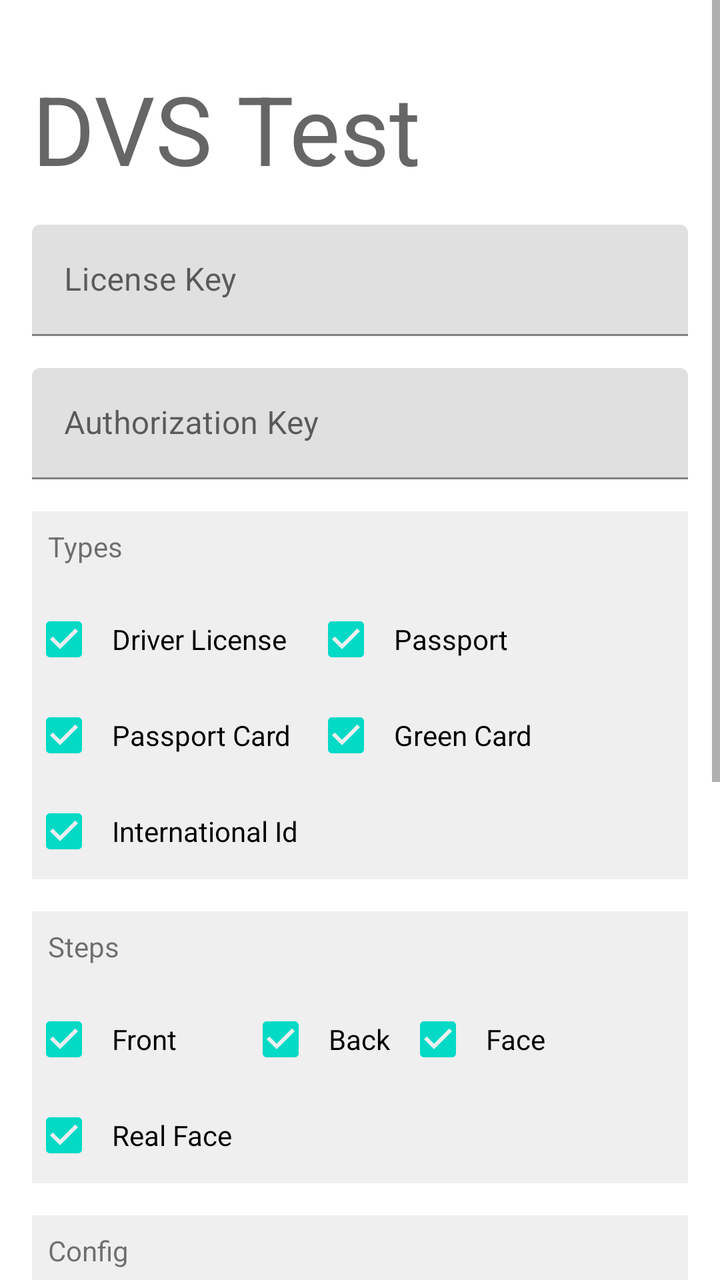
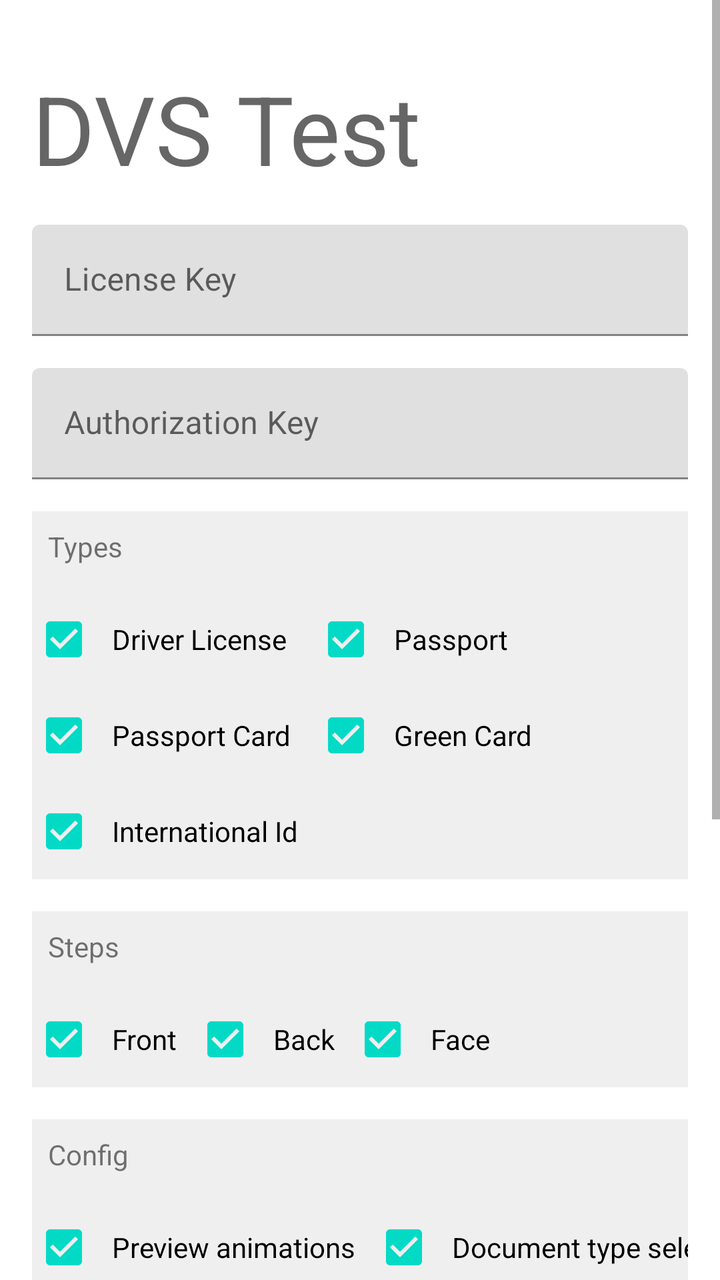

Compare the two renders of this Android layout. The source of the first and the diff that turns it into the second are given below.
<!-- AndroidManifest.xml: fallback theme Theme.MaterialComponents.DayNight.NoActionBar -->
<!-- res/layout/fragment_dvs_test.xml -->
<?xml version="1.0" encoding="utf-8"?>
<ScrollView xmlns:android="http://schemas.android.com/apk/res/android"
    xmlns:app="http://schemas.android.com/apk/res-auto"
    android:layout_width="match_parent"
    android:layout_height="match_parent">

    <androidx.constraintlayout.widget.ConstraintLayout
        android:layout_width="match_parent"
        android:layout_height="wrap_content"
        android:padding="16dp">

        <TextView
            android:id="@+id/title"
            android:layout_width="wrap_content"
            android:layout_height="wrap_content"
            android:layout_marginTop="16dp"
            android:text="DVS Test"
            android:textAppearance="?textAppearanceHeadline3"
            app:layout_constraintStart_toStartOf="parent"
            app:layout_constraintTop_toTopOf="parent" />

        <com.google.android.material.textfield.TextInputLayout
            android:id="@+id/il_license_key"
            android:layout_width="0dp"
            android:layout_height="wrap_content"
            android:layout_marginTop="16dp"
            android:hint="License Key"
            app:layout_constraintEnd_toEndOf="parent"
            app:layout_constraintStart_toStartOf="parent"
            app:layout_constraintTop_toBottomOf="@+id/title">

            <EditText
                android:id="@+id/et_license_key"
                android:layout_width="match_parent"
                android:layout_height="wrap_content"
                android:inputType="text" />
        </com.google.android.material.textfield.TextInputLayout>

        <com.google.android.material.textfield.TextInputLayout
            android:id="@+id/il_authorization"
            android:layout_width="0dp"
            android:layout_height="wrap_content"
            android:layout_marginTop="16dp"
            android:hint="Authorization Key"
            app:layout_constraintEnd_toEndOf="parent"
            app:layout_constraintStart_toStartOf="parent"
            app:layout_constraintTop_toBottomOf="@+id/il_license_key">

            <EditText
                android:id="@+id/et_authorization"
                android:layout_width="match_parent"
                android:layout_height="wrap_content"
                android:inputType="text" />
        </com.google.android.material.textfield.TextInputLayout>

        <GridLayout
            android:id="@+id/ly_types"
            android:layout_width="0dp"
            android:layout_height="wrap_content"
            android:layout_marginTop="16dp"
            android:background="#10000000"
            android:columnCount="2"
            android:paddingTop="40dp"
            android:rowCount="3"
            app:layout_constraintEnd_toEndOf="parent"
            app:layout_constraintStart_toStartOf="parent"
            app:layout_constraintTop_toBottomOf="@id/il_authorization">

            <CheckBox
                android:id="@+id/cb_driver_license"
                android:layout_width="wrap_content"
                android:layout_height="wrap_content"
                android:checked="true"
                android:padding="8dp"
                android:text="Driver License" />

            <CheckBox
                android:id="@+id/cb_passport"
                android:layout_width="wrap_content"
                android:layout_height="wrap_content"
                android:checked="true"
                android:padding="8dp"
                android:text="Passport" />

            <CheckBox
                android:id="@+id/cb_passport_card"
                android:layout_width="wrap_content"
                android:layout_height="wrap_content"
                android:checked="true"
                android:padding="8dp"
                android:text="Passport Card" />

            <CheckBox
                android:id="@+id/cb_green_card"
                android:layout_width="wrap_content"
                android:layout_height="wrap_content"
                android:checked="true"
                android:padding="8dp"
                android:text="Green Card" />

            <CheckBox
                android:id="@+id/cb_international_id"
                android:layout_width="wrap_content"
                android:layout_height="wrap_content"
                android:checked="true"
                android:padding="8dp"
                android:text="International Id" />
        </GridLayout>

        <TextView
            android:layout_width="wrap_content"
            android:layout_height="wrap_content"
            android:layout_marginStart="8dp"
            android:layout_marginTop="8dp"
            android:text="Types"
            app:layout_constraintStart_toStartOf="@id/ly_types"
            app:layout_constraintTop_toTopOf="@id/ly_types" />

        <GridLayout
            android:id="@+id/ly_steps"
            android:layout_width="0dp"
            android:layout_height="wrap_content"
            android:layout_marginTop="16dp"
            android:background="#10000000"
            android:columnCount="3"
            android:paddingTop="40dp"
            android:rowCount="4"
            app:layout_constraintEnd_toEndOf="parent"
            app:layout_constraintStart_toStartOf="parent"
            app:layout_constraintTop_toBottomOf="@id/ly_types">

            <CheckBox
                android:id="@+id/cb_front"
                android:layout_width="wrap_content"
                android:layout_height="wrap_content"
                android:checked="true"
                android:padding="8dp"
                android:text="Front" />

            <CheckBox
                android:id="@+id/cb_back"
                android:layout_width="wrap_content"
                android:layout_height="wrap_content"
                android:checked="true"
                android:padding="8dp"
                android:text="Back" />

            <CheckBox
                android:id="@+id/cb_face"
                android:layout_width="wrap_content"
                android:layout_height="wrap_content"
                android:checked="true"
                android:padding="8dp"
                android:text="Face" />

            <CheckBox
                android:id="@+id/cb_real_face"
                android:layout_width="wrap_content"
                android:layout_height="wrap_content"
                android:checked="true"
                android:padding="8dp"
                android:text="Real Face" />
        </GridLayout>

        <TextView
            android:layout_width="wrap_content"
            android:layout_height="wrap_content"
            android:layout_marginStart="8dp"
            android:layout_marginTop="8dp"
            android:text="Steps"
            app:layout_constraintStart_toStartOf="@id/ly_steps"
            app:layout_constraintTop_toTopOf="@id/ly_steps" />


        <GridLayout
            android:id="@+id/ly_capture_config"
            android:layout_width="0dp"
            android:layout_height="wrap_content"
            android:layout_marginTop="16dp"
            android:background="#10000000"
            android:columnCount="2"
            android:paddingTop="40dp"
            android:rowCount="4"
            app:layout_constraintEnd_toEndOf="parent"
            app:layout_constraintStart_toStartOf="parent"
            app:layout_constraintTop_toBottomOf="@id/ly_steps">

            <CheckBox
                android:id="@+id/cb_enable_hints"
                android:layout_width="wrap_content"
                android:layout_height="wrap_content"
                android:checked="true"
                android:padding="8dp"
                android:text="Show hints" />

            <CheckBox
                android:id="@+id/cb_enable_document_selector"
                android:layout_width="wrap_content"
                android:layout_height="wrap_content"
                android:checked="true"
                android:padding="8dp"
                android:text="Show document selector" />

            <CheckBox
                android:id="@+id/cb_auto_start"
                android:layout_width="wrap_content"
                android:layout_height="wrap_content"
                android:checked="false"
                android:padding="8dp"
                android:text="Auto Start" />

            <CheckBox
                android:id="@+id/cb_auto_submit"
                android:layout_width="wrap_content"
                android:layout_height="wrap_content"
                android:checked="false"
                android:padding="8dp"
                android:text="Auto Submit" />
        </GridLayout>

        <TextView
            android:layout_width="wrap_content"
            android:layout_height="wrap_content"
            android:layout_marginStart="8dp"
            android:layout_marginTop="8dp"
            android:text="Config"
            app:layout_constraintStart_toStartOf="@id/ly_capture_config"
            app:layout_constraintTop_toTopOf="@id/ly_capture_config" />

        <GridLayout
            android:id="@+id/ly_sources"
            android:layout_width="0dp"
            android:layout_height="wrap_content"
            android:layout_marginTop="16dp"
            android:background="#10000000"
            android:columnCount="4"
            android:paddingTop="40dp"
            android:rowCount="4"
            app:layout_constraintEnd_toEndOf="parent"
            app:layout_constraintStart_toStartOf="parent"
            app:layout_constraintTop_toBottomOf="@id/ly_capture_config">

            <CheckBox
                android:id="@+id/cb_manual"
                android:layout_width="wrap_content"
                android:layout_height="wrap_content"
                android:checked="true"
                android:padding="8dp"
                android:text="Manual Upload" />

            <CheckBox
                android:id="@+id/cb_camera"
                android:layout_width="wrap_content"
                android:layout_height="wrap_content"
                android:checked="true"
                android:padding="8dp"
                android:text="Camera" />
        </GridLayout>

        <RadioGroup
            android:id="@+id/ly_mode"
            android:layout_width="0dp"
            android:layout_height="wrap_content"
            android:layout_marginTop="16dp"
            android:background="#10000000"
            android:checkedButton="@id/btn_mode_local"
            android:orientation="horizontal"
            android:paddingTop="40dp"
            android:paddingBottom="16dp"
            app:layout_constraintEnd_toEndOf="parent"
            app:layout_constraintStart_toStartOf="parent"
            app:layout_constraintTop_toBottomOf="@id/ly_sources">

            <RadioButton
                android:id="@+id/btn_mode_local"
                android:layout_width="wrap_content"
                android:layout_height="wrap_content"
                android:layout_marginStart="16dp"
                android:layout_marginEnd="16dp"
                android:text="Local" />

            <RadioButton
                android:id="@+id/btn_mode_server"
                android:layout_width="wrap_content"
                android:layout_height="wrap_content"
                android:layout_marginStart="16dp"
                android:layout_marginEnd="16dp"
                android:text="Server" />

            <RadioButton
                android:id="@+id/btn_mode_standalone"
                android:layout_width="wrap_content"
                android:layout_height="wrap_content"
                android:layout_marginStart="16dp"
                android:layout_marginEnd="16dp"
                android:text="Standalone" />
        </RadioGroup>

        <TextView
            android:layout_width="wrap_content"
            android:layout_height="wrap_content"
            android:layout_marginStart="8dp"
            android:layout_marginTop="8dp"
            android:text="Sources"
            app:layout_constraintStart_toStartOf="@id/ly_sources"
            app:layout_constraintTop_toTopOf="@id/ly_sources" />

        <TextView
            android:layout_width="wrap_content"
            android:layout_height="wrap_content"
            android:layout_marginStart="8dp"
            android:layout_marginTop="8dp"
            android:text="Mode"
            app:layout_constraintStart_toStartOf="@id/ly_mode"
            app:layout_constraintTop_toTopOf="@id/ly_mode" />

        <Button
            android:id="@+id/btn_start"
            android:layout_width="wrap_content"
            android:layout_height="wrap_content"
            android:layout_marginTop="16dp"
            android:text="Start Test"
            app:layout_constraintEnd_toEndOf="parent"
            app:layout_constraintTop_toBottomOf="@+id/ly_mode" />
    </androidx.constraintlayout.widget.ConstraintLayout>
</ScrollView>
<!-- resources referenced by this layout -->
<resources>

</resources>

<!-- the commit's change to res/layout/fragment_dvs_test.xml (unified diff, before → after) -->
@@ -153,13 +153,6 @@
                 android:padding="8dp"
                 android:text="Face" />
 
-            <CheckBox
-                android:id="@+id/cb_real_face"
-                android:layout_width="wrap_content"
-                android:layout_height="wrap_content"
-                android:checked="true"
-                android:padding="8dp"
-                android:text="Real Face" />
         </GridLayout>
 
         <TextView
@@ -186,12 +179,12 @@
             app:layout_constraintTop_toBottomOf="@id/ly_steps">
 
             <CheckBox
-                android:id="@+id/cb_enable_hints"
-                android:layout_width="wrap_content"
-                android:layout_height="wrap_content"
-                android:checked="true"
-                android:padding="8dp"
-                android:text="Show hints" />
+                android:id="@+id/cb_preview_animations"
+                android:layout_width="wrap_content"
+                android:layout_height="wrap_content"
+                android:checked="true"
+                android:padding="8dp"
+                android:text="Preview animations" />
 
             <CheckBox
                 android:id="@+id/cb_enable_document_selector"
@@ -199,7 +192,7 @@
                 android:layout_height="wrap_content"
                 android:checked="true"
                 android:padding="8dp"
-                android:text="Show document selector" />
+                android:text="Document type selector" />
 
             <CheckBox
                 android:id="@+id/cb_auto_start"
@@ -210,12 +203,12 @@
                 android:text="Auto Start" />
 
             <CheckBox
-                android:id="@+id/cb_auto_submit"
+                android:id="@+id/cb_show_submit_btn"
                 android:layout_width="wrap_content"
                 android:layout_height="wrap_content"
                 android:checked="false"
                 android:padding="8dp"
-                android:text="Auto Submit" />
+                android:text="Show submin button" />
         </GridLayout>
 
         <TextView
